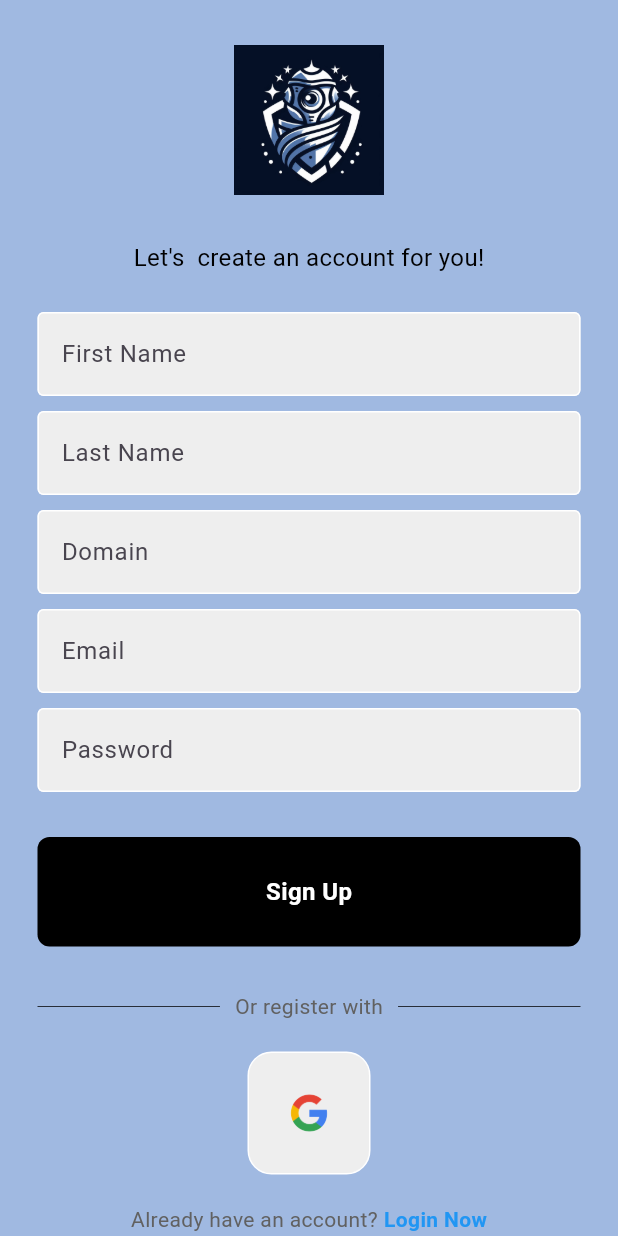
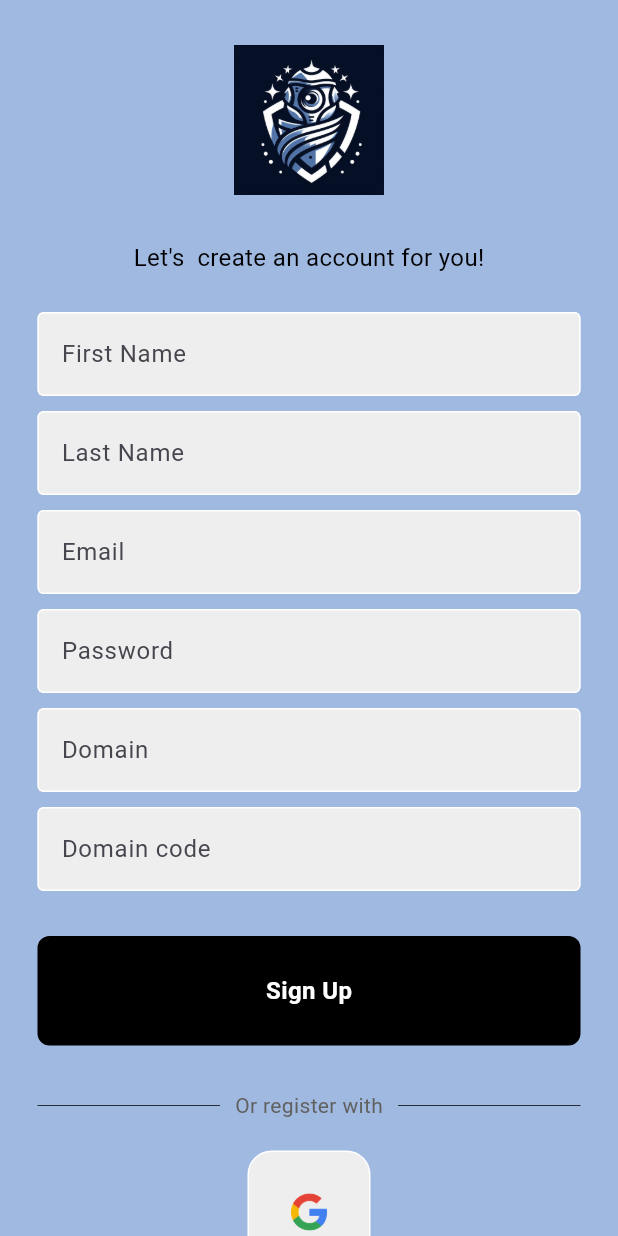
Before and after one commit to NeelDB/omni_guardian, a Flutter app: the Register screen opened directly with empty values, on a phone screen of 412 x 824 dp. Run offline on Flutter 3.47's test engine with Material 3 defaults, Android fonts, the phone set to English and light mode, and no system bars; our stand-ins replace firebase_auth, firebase_core, google_sign_in; accounts and stored records are empty.

Commit message:
Added number field

```diff
--- /dev/null
+++ b/lib/components/my_numberfield.dart
@@ -0,0 +1,40 @@
+import 'package:flutter/material.dart';
+import 'package:flutter/services.dart';
+
+class MyNumberField extends StatelessWidget {
+  final controller;
+  final String hintText;
+
+  const MyNumberField({super.key,
+    // Controls the text being edited
+    //If user writes in there, we can this to access info
+    required this.controller,
+    required this.hintText,
+  });
+
+  @override
+  Widget build(BuildContext context) {
+    return Padding(
+      padding: const EdgeInsets.symmetric(horizontal: 25.0),
+      child: TextField(
+        controller: controller,
+        keyboardType: TextInputType.number,
+        inputFormatters: [
+          LengthLimitingTextInputFormatter(4),
+          FilteringTextInputFormatter.allow(RegExp(r'[0-9]'))
+        ],
+        decoration: InputDecoration(
+            enabledBorder: const OutlineInputBorder(
+                borderSide: BorderSide(color: Colors.white)
+            ),
+            focusedBorder: const OutlineInputBorder(
+                borderSide: BorderSide(color: Colors.black)
+            ),
+            fillColor: Colors.grey.shade200,
+            filled: true,
+            hintText: hintText
+        ),
+      ),
+    );
+  }
+}
--- a/lib/pages/register.dart
+++ b/lib/pages/register.dart
@@ -1,6 +1,7 @@
 import 'package:flutter/material.dart';
 import 'package:omni_guardian/colors.dart';
 import 'package:omni_guardian/components/my_button.dart';
+import 'package:omni_guardian/components/my_numberfield.dart';
 import 'package:omni_guardian/components/my_textfield.dart';
 import 'package:omni_guardian/components/square_tile.dart';
 import 'package:omni_guardian/services/auth_service.dart';
@@ -20,6 +21,7 @@ class _RegisterState extends State<Register> {
   final domainController = TextEditingController();
   final emailController = TextEditingController();
   final passwordController = TextEditingController();
+  final domainCodeController = TextEditingController();
 
   @override
   Widget build(BuildContext context) {
@@ -69,15 +71,6 @@ class _RegisterState extends State<Register> {
 
               const SizedBox(height: 10),
 
-              //Domain
-              MyTextField(
-                controller: domainController,
-                hintText: 'Domain',
-                obscureText: false,
-              ),
-
-              const SizedBox(height: 10),
-
               //email
               MyTextField(
                 controller: emailController,
@@ -92,6 +85,24 @@ class _RegisterState extends State<Register> {
                 controller: passwordController,
                 hintText: 'Password',
                 obscureText: true,
+              ),
+
+              const SizedBox(height: 10),
+
+
+              //Domain
+              MyTextField(
+                controller: domainController,
+                hintText: 'Domain',
+                obscureText: false,
+              ),
+
+              const SizedBox(height: 10),
+
+              //Domain code
+              MyNumberField(
+                  controller: domainCodeController,
+                  hintText: 'Domain code'
               ),
 
               const SizedBox(height: 30),
```
